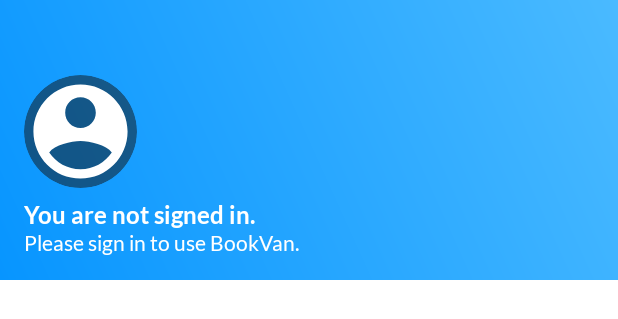
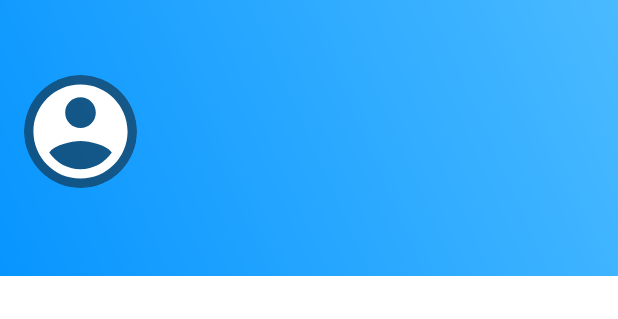
Before and after one commit to hmcldryl/BookVan-Android, an Android app: the layout nav_header_main.xml on its own in the app's theme, with its tools: preview values and no code run, on a phone screen of 412 x 824 dp. Shown: the top 319 px of the screen. Run offline under Robolectric (Android 15) with nearby library versions, the phone set to English and light mode, and no system bars.

Commit message:
Update nav_header_main.xml

```diff
--- a/app/src/main/res/layout/nav_header_main.xml
+++ b/app/src/main/res/layout/nav_header_main.xml
@@ -28,7 +28,7 @@
         android:layout_height="wrap_content"
         android:fontFamily="@font/lato_bold"
         android:textColor="#FFFFFF"
-        android:text="@string/nav_header_title"
+        android:text=""
         android:textSize="16sp" />
 
     <TextView
@@ -37,6 +37,6 @@
         android:layout_height="wrap_content"
         android:textColor="#FFFFFF"
         android:fontFamily="@font/lato"
-        android:text="@string/nav_header_subtitle"
+        android:text=""
         android:textSize="14sp" />
 </LinearLayout>
```
